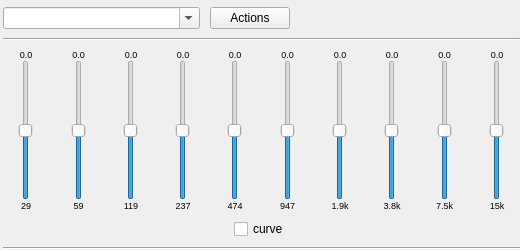
Before: the Qt Designer form src/GUI/PlayerPlugins/Equalizer/GUI_Equalizer.ui in return42/sayonara, drawn with Qt 5.
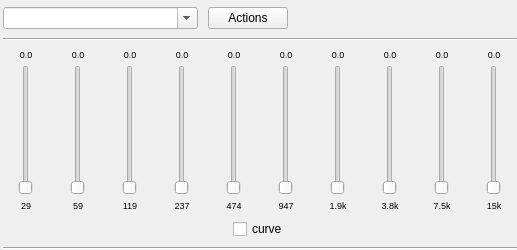
After: the same form once the commit is applied. Custom widgets are drawn as their Qt base class.

The edit to the form file:
```diff
--- a/src/GUI/PlayerPlugins/Equalizer/GUI_Equalizer.ui
+++ b/src/GUI/PlayerPlugins/Equalizer/GUI_Equalizer.ui
@@ -6,7 +6,7 @@
    <rect>
     <x>0</x>
     <y>0</y>
-    <width>520</width>
+    <width>517</width>
     <height>250</height>
    </rect>
   </property>
@@ -120,6 +120,9 @@
    </item>
    <item row="2" column="0">
     <layout class="QVBoxLayout" name="verticalLayout">
+     <property name="spacing">
+      <number>5</number>
+     </property>
      <item>
       <widget class="QLabel" name="label">
        <property name="sizePolicy">
@@ -170,21 +173,9 @@
        <property name="focusPolicy">
         <enum>Qt::StrongFocus</enum>
        </property>
-       <property name="minimum">
-        <number>-24</number>
-       </property>
-       <property name="maximum">
-        <number>24</number>
-       </property>
-       <property name="sliderPosition">
-        <number>0</number>
-       </property>
        <property name="orientation">
         <enum>Qt::Vertical</enum>
        </property>
-       <property name="invertedAppearance">
-        <bool>false</bool>
-       </property>
       </widget>
      </item>
      <item>
@@ -215,6 +206,9 @@
    </item>
    <item row="2" column="9">
     <layout class="QVBoxLayout" name="verticalLayout_10">
+     <property name="spacing">
+      <number>5</number>
+     </property>
      <item>
       <widget class="QLabel" name="label_10">
        <property name="sizePolicy">
@@ -274,24 +268,9 @@
        <property name="layoutDirection">
         <enum>Qt::LeftToRight</enum>
        </property>
-       <property name="minimum">
-        <number>-24</number>
-       </property>
-       <property name="maximum">
-        <number>24</number>
-       </property>
-       <property name="sliderPosition">
-        <number>0</number>
-       </property>
        <property name="orientation">
         <enum>Qt::Vertical</enum>
        </property>
-       <property name="invertedAppearance">
-        <bool>false</bool>
-       </property>
-       <property name="tickPosition">
-        <enum>QSlider::NoTicks</enum>
-       </property>
       </widget>
      </item>
      <item>
@@ -322,6 +301,9 @@
    </item>
    <item row="2" column="3">
     <layout class="QVBoxLayout" name="verticalLayout_4">
+     <property name="spacing">
+      <number>5</number>
+     </property>
      <item>
       <widget class="QLabel" name="label_4">
        <property name="sizePolicy">
@@ -372,21 +354,9 @@
        <property name="focusPolicy">
         <enum>Qt::StrongFocus</enum>
        </property>
-       <property name="minimum">
-        <number>-24</number>
-       </property>
-       <property name="maximum">
-        <number>24</number>
-       </property>
-       <property name="sliderPosition">
-        <number>0</number>
-       </property>
        <property name="orientation">
         <enum>Qt::Vertical</enum>
        </property>
-       <property name="invertedAppearance">
-        <bool>false</bool>
-       </property>
       </widget>
      </item>
      <item>
@@ -417,6 +387,9 @@
    </item>
    <item row="2" column="4">
     <layout class="QVBoxLayout" name="verticalLayout_5">
+     <property name="spacing">
+      <number>5</number>
+     </property>
      <item>
       <widget class="QLabel" name="label_5">
        <property name="sizePolicy">
@@ -467,21 +440,9 @@
        <property name="focusPolicy">
         <enum>Qt::StrongFocus</enum>
        </property>
-       <property name="minimum">
-        <number>-24</number>
-       </property>
-       <property name="maximum">
-        <number>24</number>
-       </property>
-       <property name="sliderPosition">
-        <number>0</number>
-       </property>
        <property name="orientation">
         <enum>Qt::Vertical</enum>
        </property>
-       <property name="invertedAppearance">
-        <bool>false</bool>
-       </property>
       </widget>
      </item>
      <item>
@@ -512,6 +473,9 @@
    </item>
    <item row="2" column="8">
     <layout class="QVBoxLayout" name="verticalLayout_9">
+     <property name="spacing">
+      <number>5</number>
+     </property>
      <item>
       <widget class="QLabel" name="label_9">
        <property name="sizePolicy">
@@ -562,21 +526,9 @@
        <property name="focusPolicy">
         <enum>Qt::ClickFocus</enum>
        </property>
-       <property name="minimum">
-        <number>-24</number>
-       </property>
-       <property name="maximum">
-        <number>24</number>
-       </property>
-       <property name="sliderPosition">
-        <number>0</number>
-       </property>
        <property name="orientation">
         <enum>Qt::Vertical</enum>
        </property>
-       <property name="invertedAppearance">
-        <bool>false</bool>
-       </property>
       </widget>
      </item>
      <item>
@@ -607,6 +559,9 @@
    </item>
    <item row="2" column="1">
     <layout class="QVBoxLayout" name="verticalLayout_2">
+     <property name="spacing">
+      <number>5</number>
+     </property>
      <item>
       <widget class="QLabel" name="label_2">
        <property name="sizePolicy">
@@ -657,21 +612,12 @@
        <property name="focusPolicy">
         <enum>Qt::StrongFocus</enum>
        </property>
-       <property name="minimum">
-        <number>-24</number>
-       </property>
-       <property name="maximum">
-        <number>24</number>
-       </property>
-       <property name="sliderPosition">
-        <number>0</number>
+       <property name="pageStep">
+        <number>1</number>
        </property>
        <property name="orientation">
         <enum>Qt::Vertical</enum>
        </property>
-       <property name="invertedAppearance">
-        <bool>false</bool>
-       </property>
       </widget>
      </item>
      <item>
@@ -702,6 +648,9 @@
    </item>
    <item row="2" column="6">
     <layout class="QVBoxLayout" name="verticalLayout_7">
+     <property name="spacing">
+      <number>5</number>
+     </property>
      <item>
       <widget class="QLabel" name="label_7">
        <property name="sizePolicy">
@@ -752,21 +701,9 @@
        <property name="focusPolicy">
         <enum>Qt::StrongFocus</enum>
        </property>
-       <property name="minimum">
-        <number>-24</number>
-       </property>
-       <property name="maximum">
-        <number>24</number>
-       </property>
-       <property name="sliderPosition">
-        <number>0</number>
-       </property>
        <property name="orientation">
         <enum>Qt::Vertical</enum>
        </property>
-       <property name="invertedAppearance">
-        <bool>false</bool>
-       </property>
       </widget>
      </item>
      <item>
@@ -797,6 +734,9 @@
    </item>
    <item row="2" column="7">
     <layout class="QVBoxLayout" name="verticalLayout_8">
+     <property name="spacing">
+      <number>5</number>
+     </property>
      <item>
       <widget class="QLabel" name="label_8">
        <property name="sizePolicy">
@@ -847,21 +787,9 @@
        <property name="focusPolicy">
         <enum>Qt::StrongFocus</enum>
        </property>
-       <property name="minimum">
-        <number>-24</number>
-       </property>
-       <property name="maximum">
-        <number>24</number>
-       </property>
-       <property name="sliderPosition">
-        <number>0</number>
-       </property>
        <property name="orientation">
         <enum>Qt::Vertical</enum>
        </property>
-       <property name="invertedAppearance">
-        <bool>false</bool>
-       </property>
       </widget>
      </item>
      <item>
@@ -892,6 +820,9 @@
    </item>
    <item row="2" column="2">
     <layout class="QVBoxLayout" name="verticalLayout_3">
+     <property name="spacing">
+      <number>5</number>
+     </property>
      <item>
       <widget class="QLabel" name="label_3">
        <property name="sizePolicy">
@@ -942,21 +873,9 @@
        <property name="focusPolicy">
         <enum>Qt::StrongFocus</enum>
        </property>
-       <property name="minimum">
-        <number>-24</number>
-       </property>
-       <property name="maximum">
-        <number>24</number>
-       </property>
-       <property name="sliderPosition">
-        <number>0</number>
-       </property>
        <property name="orientation">
         <enum>Qt::Vertical</enum>
        </property>
-       <property name="invertedAppearance">
-        <bool>false</bool>
-       </property>
       </widget>
      </item>
      <item>
@@ -987,6 +906,9 @@
    </item>
    <item row="2" column="5">
     <layout class="QVBoxLayout" name="verticalLayout_6">
+     <property name="spacing">
+      <number>5</number>
+     </property>
      <item>
       <widget class="QLabel" name="label_6">
        <property name="sizePolicy">
@@ -1037,21 +959,9 @@
        <property name="focusPolicy">
         <enum>Qt::StrongFocus</enum>
        </property>
-       <property name="minimum">
-        <number>-24</number>
-       </property>
-       <property name="maximum">
-        <number>24</number>
-       </property>
-       <property name="sliderPosition">
-        <number>0</number>
-       </property>
        <property name="orientation">
         <enum>Qt::Vertical</enum>
        </property>
-       <property name="invertedAppearance">
-        <bool>false</bool>
-       </property>
       </widget>
      </item>
      <item>
@@ -1092,6 +1002,9 @@
    </item>
    <item row="3" column="0" colspan="10">
     <layout class="QHBoxLayout" name="horizontalLayout_2">
+     <property name="spacing">
+      <number>5</number>
+     </property>
      <item>
       <spacer name="horizontalSpacer_2">
        <property name="orientation">
```
